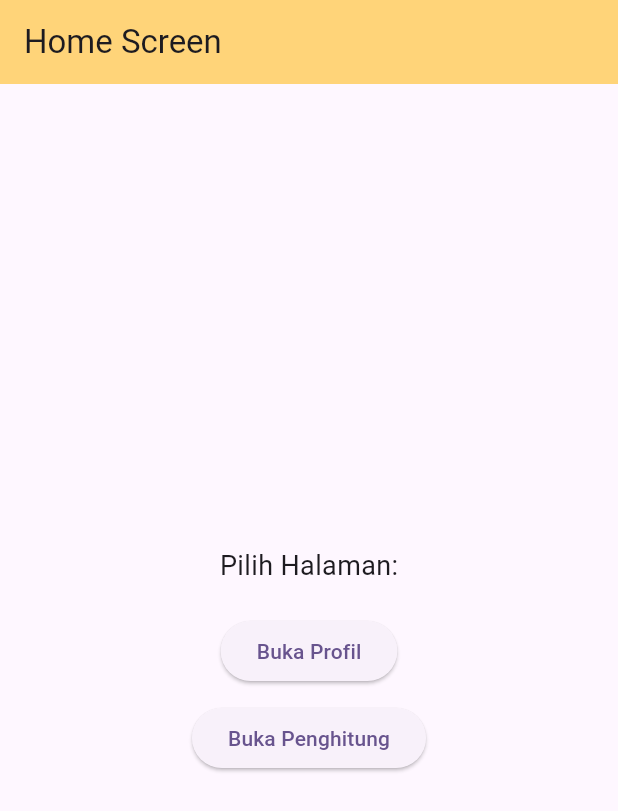
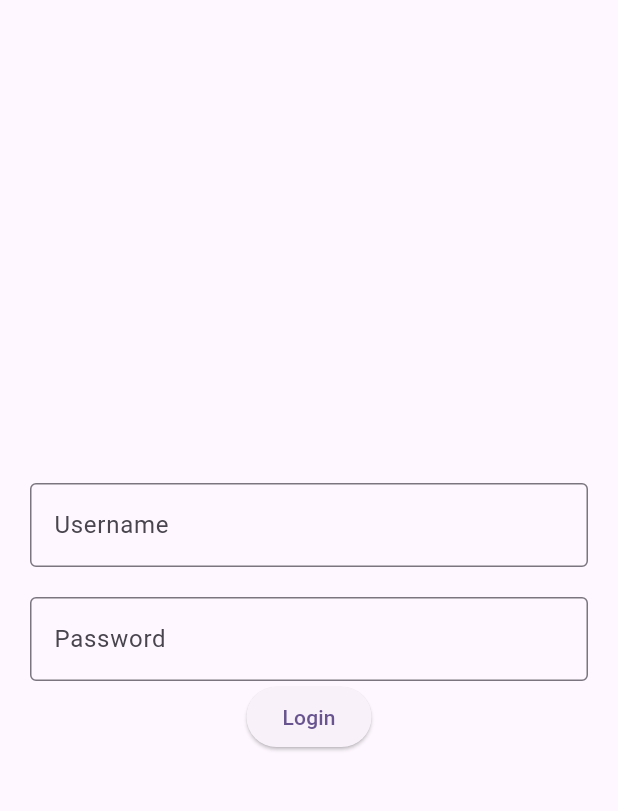
Before and after one commit to Yeflou/tampilanprofil, a Flutter app: the screen it shows after launch, on a phone screen of 412 x 824 dp. Shown: the top 811 px of the screen. Run offline on Flutter 3.47's test engine with Material 3 defaults, Android fonts, the phone set to English and light mode, and no system bars.

Commit message:
loginscreen

```diff
--- a/lib/homescreen.dart
+++ b/lib/homescreen.dart
@@ -1,9 +1,9 @@
 import 'package:flutter/material.dart';
-import 'profilescreen.dart';      // Pastikan ada file ini
-import 'penghitungscreen.dart';  // Pastikan ada file ini
+import 'profilescreen.dart';
+import 'penghitungscreen.dart';
 
-class HomeScreen extends StatelessWidget {
-  const HomeScreen({super.key});
+class LoginScreen extends StatelessWidget {
+  const LoginScreen({super.key});
 
   @override
   Widget build(BuildContext context) {
--- /dev/null
+++ b/lib/login.dart
@@ -0,0 +1,52 @@
+import 'package:flutter/material.dart';
+import 'package:tampilanprofil/profilescreen.dart';
+
+class LoginScreen extends StatefulWidget {
+  const LoginScreen({super.key});
+
+  @override
+  State<LoginScreen> createState() => _LoginScreenState();
+}
+
+class _LoginScreenState extends State<LoginScreen> {
+  TextEditingController usernameController = TextEditingController();
+  @override
+  Widget build(BuildContext context) {
+    return Scaffold(
+      body: Center(
+        child : Padding(
+          padding: const EdgeInsets.all(20.0),
+          child: Column(
+            mainAxisAlignment: MainAxisAlignment.center,
+          children: [
+            TextField(
+              decoration: InputDecoration(
+                border: OutlineInputBorder(),
+                labelText: 'Username',
+                hintText: 'Masukkan username'
+              ),
+            ),
+            SizedBox(height: 20),
+
+          TextField(
+            controller: usernameController,
+            decoration: InputDecoration(
+              border: OutlineInputBorder(),
+              labelText: 'Password',
+              hintText: 'Masukkan password'
+            ),
+            obscureText: true,
+          ),
+          ElevatedButton(onPressed: (){
+          Navigator.of(context).push(
+            MaterialPageRoute(builder: (_)=> ProfileScreen(username: usernameController.text,))
+          );
+          }, child: Text('Login')),
+
+          ],
+          ),
+        ),
+      ),
+    );
+  }
+}
--- a/lib/main.dart
+++ b/lib/main.dart
@@ -1,5 +1,5 @@
 import 'package:flutter/material.dart';
-import 'homescreen.dart';
+import 'login.dart';
 
 void main() {
   runApp(const MyApp());
@@ -17,7 +17,7 @@ class MyApp extends StatelessWidget {
 
         colorScheme: ColorScheme.fromSeed(seedColor: Colors.deepPurple),
       ),
-      home: const HomeScreen()
+      home: LoginScreen()
     );
   }
 }
```
Also changed, not shown: lib/profilescreen.dart (+35 -2 lines).
